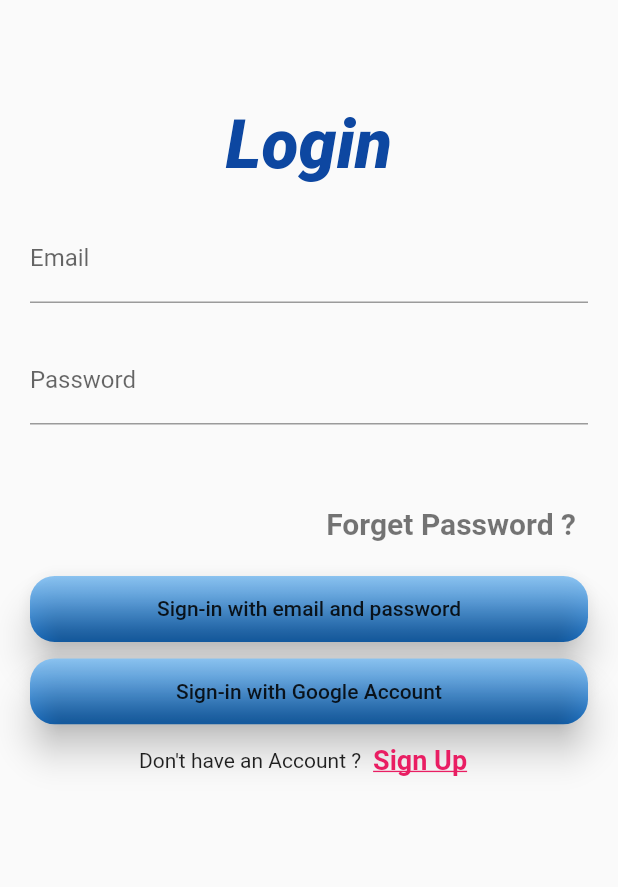
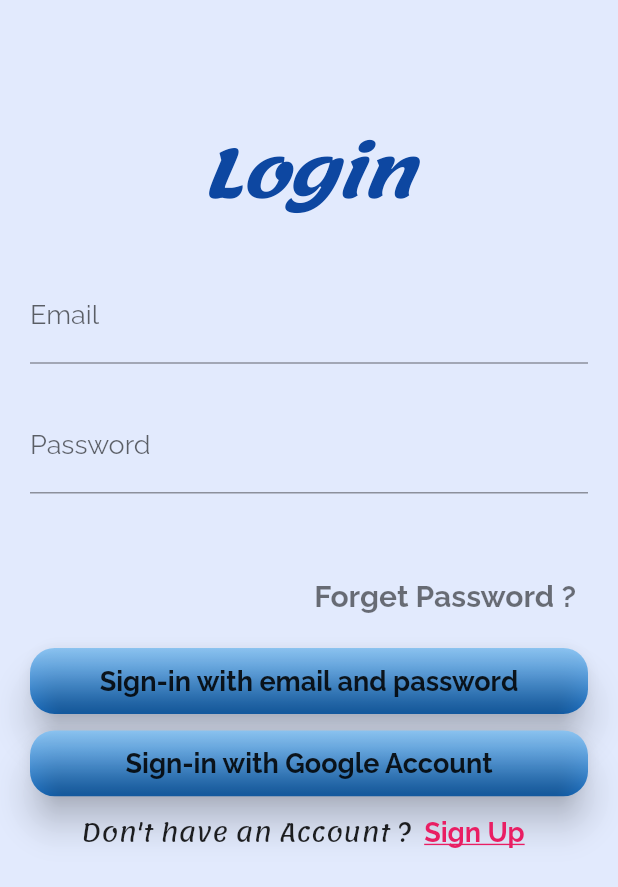
Before and after one commit to ductrizz/diary_app, a Flutter app: the screen it shows after launch, on a phone screen of 412 x 824 dp. Shown: the top 887 px of the screen. Run offline on Flutter 3.47's test engine with Material 2 defaults, Android fonts, the phone set to English and light mode, and no system bars; our stand-ins replace bloc, cloud_firestore, equatable, firebase_auth, firebase_core, firebase_storage and 6 more; accounts and stored records are empty.

Commit message:
update theme

```diff
--- a/lib/generic_bloc/theme/theme_cubit.dart
+++ b/lib/generic_bloc/theme/theme_cubit.dart
@@ -1,6 +1,9 @@
+import 'package:diary_app/res/fonts/font_family.dart';
 import 'package:flutter/material.dart';
+import 'package:flutter/services.dart';
 import 'package:flutter_bloc/flutter_bloc.dart';
 
+import '../../res/all_core.dart';
 import '../../res/fonts/text_core.dart';
 
 class ThemeCubit extends Cubit<ThemeData> {
@@ -8,21 +11,47 @@ class ThemeCubit extends Cubit<ThemeData> {
   ThemeCubit() : super(_lightTheme);
 
   static final _lightTheme = ThemeData(
-    floatingActionButtonTheme: const FloatingActionButtonThemeData(
-      foregroundColor: Colors.white,
+    brightness: Brightness.light,
+    primaryColor: ligthColors().primaryColor,
+    primaryColorDark: ligthColors().primaryColorDark,
+    primaryColorLight: ligthColors().primaryColorLight,//Colors.cyan,
+    backgroundColor: ligthColors().backgroundColor,
+    scaffoldBackgroundColor: ligthColors().scaffoldBackgroundColor,//whiteColor,
+    bottomAppBarColor: ligthColors().bottomAppBarColor,
+    highlightColor: ligthColors().highlightColor,
+    splashColor: ligthColors().splashColor,
+    textTheme: customTextTheme,
+    fontFamily: FontFamily.fontNormally,
+    appBarTheme: AppBarTheme(
+      iconTheme: IconThemeData(color: Colors.black),
+      color: ligthColors().backgroundAppBarColor,
+      systemOverlayStyle: SystemUiOverlayStyle(
+        statusBarIconBrightness: Brightness.dark,
+        statusBarColor: ligthColors().statusBarColor,
+      ),
     ),
-    brightness: Brightness.light,
-    textTheme: textThemeLight,
   );
 
   static final _darkTheme = ThemeData(
-    floatingActionButtonTheme: const FloatingActionButtonThemeData(
-      foregroundColor: Colors.black,
+    brightness: Brightness.dark,
+    primaryColor: darkColors().primaryColor,
+    primaryColorDark: darkColors().primaryColorDark,
+    primaryColorLight: darkColors().primaryColorLight,//Colors.cyan,
+    backgroundColor: darkColors().backgroundColor,
+    scaffoldBackgroundColor: darkColors().scaffoldBackgroundColor,//whiteColor,
+    bottomAppBarColor: darkColors().bottomAppBarColor,
+    highlightColor: darkColors().highlightColor,
+    splashColor: darkColors().splashColor,
+    textTheme: customTextTheme,
+    fontFamily: FontFamily.fontNormally,
+    appBarTheme: AppBarTheme(
+      color: darkColors().backgroundAppBarColor,
+      systemOverlayStyle: SystemUiOverlayStyle(
+        statusBarIconBrightness: Brightness.light,
+        statusBarColor: darkColors().statusBarColor,
+      ),
     ),
-    brightness: Brightness.dark,
-    textTheme: textThemeDark,
   );
-
   /// Toggles the current brightness between light and dark.
   void toggleTheme() {
     emit(state.brightness == Brightness.dark ? _lightTheme : _darkTheme);
--- a/lib/main.dart
+++ b/lib/main.dart
@@ -1,8 +1,10 @@
+import 'package:diary_app/generic_bloc/theme/theme_cubit.dart';
 import 'package:diary_app/pages/home/diary_bloc/diary_bloc.dart';
 import 'package:diary_app/pages/verification/verification_page.dart';
 import 'package:firebase_core/firebase_core.dart';
 import 'package:flutter/material.dart';
 import 'package:flutter_bloc/flutter_bloc.dart';
+import 'package:get/get.dart';
 import 'generic_bloc/authentication_bloc/authentication_bloc.dart';
 import 'generic_bloc/user_bloc/user_bloc.dart';
 import 'pages/home/home_page.dart';
@@ -37,25 +39,20 @@ class MyApp extends StatelessWidget {
         BlocProvider(create: (context) => RegisterBloc(userRepository: userRepository)),
         BlocProvider(create: (context) => UserBloc(firestoreRepository: firestoreRepository)),
         BlocProvider(create: (context) => DiaryBloc(firestoreRepository: firestoreRepository)),
+        BlocProvider(create: (_) => ThemeCubit()),
       ],
-      child: MaterialApp(
+      child: BlocBuilder<ThemeCubit, ThemeData>(
+        builder: (_, themeData){
+          print(themeData.brightness);
+          return MaterialApp(
             title: 'Flutter Demo',
-        theme: ThemeData(
-          primarySwatch: Colors.blue,
-        ),
+            theme: themeData,
             home: BlocBuilder<AuthenticationBloc, AuthenticationState>(
                 builder: (context, authenticationState) {
                   if (authenticationState is AuthenticationStateUninitialized) {
                     Future.delayed(const Duration(seconds: 500));
                     return LoadingPage();
                   }else if (authenticationState is AuthenticationStateSuccess) {
-                /*bool isEmailVerified = authenticationState.userFirebase?.emailVerified ?? false;
-                print('isEmailVerified :: $isEmailVerified' );
-                if (isEmailVerified){
-                  return HomePage(userFirebase : authenticationState.userFirebase);
-                }else{
-                  return VerificationPage(userFirebase : authenticationState.userFirebase);
-                }*/
                     return VerificationPage();
                   }else if (authenticationState is AuthenticationStateFailure) {
                     return const LoginPage();
@@ -64,7 +61,9 @@ class MyApp extends StatelessWidget {
                   }
                 }
             ),
-      ),
+          );
+        },
+      )
     );
   }
 }
--- a/lib/pages/home/diary_bloc/diary_bloc.dart
+++ b/lib/pages/home/diary_bloc/diary_bloc.dart
@@ -22,8 +22,6 @@ class DiaryBloc extends Bloc<DiaryEvent, DiaryState>{
     on<DiaryEventModify>(_onModifyDiary);
     on<DiaryEventDelete>(_onDeleteDiary);
   }
-
-
 
   Future<void> _onReadDiary(DiaryEventRead event, Emitter<DiaryState> emit) async{
     emit(DiaryStateReadInitial());
--- a/lib/pages/login/login_page.dart
+++ b/lib/pages/login/login_page.dart
@@ -96,6 +96,7 @@ class _LoginPageState extends State<LoginPage> {
         TextField(
           keyboardType: TextInputType.emailAddress,
           controller: _entryEmailController,
+          style: Theme.of(context).textTheme.bodyText1,
           obscureText: false,
           decoration: InputDecoration(
             labelText: 'Email',
@@ -105,6 +106,7 @@ class _LoginPageState extends State<LoginPage> {
         ),
         TextField(
           controller: _entryPasswordController,
+          style: Theme.of(context).textTheme.bodyText1,
           obscureText: true,
           decoration: InputDecoration(
             labelText: 'Password',
--- a/lib/pages/read_diary/read_diary_page.dart
+++ b/lib/pages/read_diary/read_diary_page.dart
@@ -43,7 +43,7 @@ class _ReadDiaryPageState extends State<ReadDiaryPage> with WidgetsBindingObserv
           popupMenuButton()
         ],
       ),
-      backgroundColor: const Color.fromRGBO(219, 235, 236, 1.0),
+      //backgroundColor: diaryBackground,
       body: SafeArea(
           child: BlocBuilder<DiaryBloc, DiaryState>(builder: (context, diaryState){
             if(diaryState is DiaryStateReadInitial){
@@ -98,7 +98,7 @@ class _ReadDiaryPageState extends State<ReadDiaryPage> with WidgetsBindingObserv
       ),
     ],
     offset: Offset(5, 55),
-    color: Colors.white,
+   // color: Colors.white,
     elevation: 2,
     onSelected: (value){
       if(value == 1){
--- a/lib/pages/register/register_bloc/register_bloc.dart
+++ b/lib/pages/register/register_bloc/register_bloc.dart
@@ -52,7 +52,5 @@ class RegisterBloc extends Bloc<RegisterEvent, RegisterState>{
     }on FirebaseAuthException catch (_){
       emit(RegisterState.failure());
     }
-
-
   }
 }
--- a/lib/pages/write_diary/write_diary_page.dart
+++ b/lib/pages/write_diary/write_diary_page.dart
@@ -92,7 +92,6 @@ class _WriteDiaryPageState extends State<WriteDiaryPage> {
           backgroundColor: const Color.fromRGBO(65, 165, 172, 0.5),
           onPressed: _pressWriteDiary,
           child: const Icon(Icons.save, color: Colors.black,),),
-        backgroundColor: ColorName.diaryBackground,
         body: SafeArea(
           child: Padding(
             padding: const EdgeInsets.all(8.0),
--- a/lib/res/colors_core.dart
+++ b/lib/res/colors_core.dart
@@ -1,5 +1,34 @@
 import 'package:flutter/material.dart';
 
-class ColorName{
-  static const diaryBackground = const Color.fromRGBO(219, 235, 236, 1.0);
+
+
+class ligthColors{
+  Color primaryColor = Color(0xFF131740);
+  Color primaryColorDark = Color(0xFF131740);
+  Color primaryColorLight = Color(0xFFF4F3F3);
+  Color backgroundColor = Color(0xE6DFE8FD);
+  Color backgroundAppBarColor = Color(0xE68AB9F6);
+  Color scaffoldBackgroundColor =  Color(0xE6DFE8FD);
+  Color bottomAppBarColor = Color(0xE68AB9F6);
+  Color highlightColor = Colors.transparent;
+  Color statusBarColor = Colors.transparent;
+  Color splashColor = Colors.transparent;
 }
+
+class darkColors{
+  Color primaryColor = Color(0xFFFFFFFF);
+  Color primaryColorDark = Color(0xFFFFFFFF);
+  Color primaryColorLight = Color(0xFFFFFFFF);
+  Color backgroundColor = Color(0xFF9898F5);
+  Color backgroundAppBarColor = Color(0xFF5858F1);
+  Color scaffoldBackgroundColor = Color(0xFF9898F5);
+  Color bottomAppBarColor = Color(0xFF5858F1); //0xFF378DEC
+  Color highlightColor = Colors.transparent;
+  Color statusBarColor = Colors.transparent;
+  Color splashColor = Colors.transparent;
+}
+
+const shadowColor = Color.fromRGBO(0, 0, 0, 0.08);
+
+//
+const diaryBackground = const Color.fromRGBO(219, 235, 236, 1.0);
```
Also changed, not shown: lib/pages/home/home_page.dart (+29 -22 lines), lib/res/fonts/text_core.dart (+28 -48 lines), lib/res/fonts/font_family.dart (renamed from lib/res/fonts/font_app.dart). Lines whose indentation alone changed are shown as unchanged.
